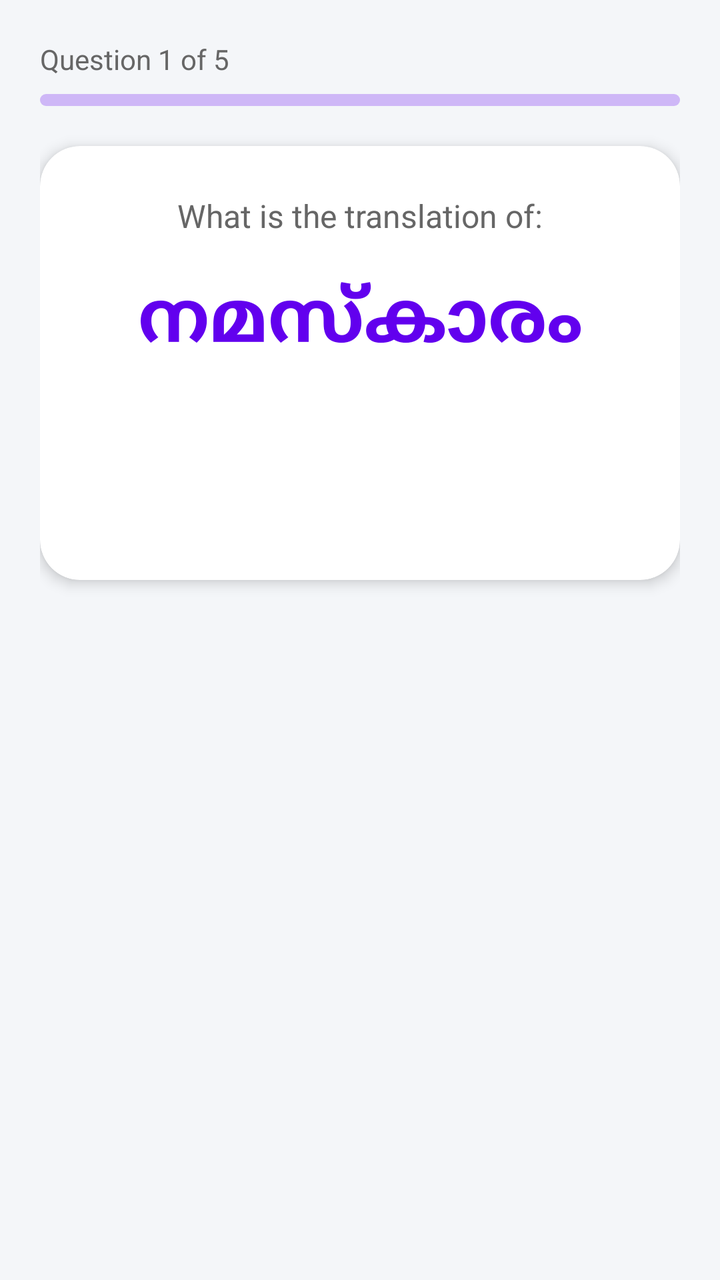
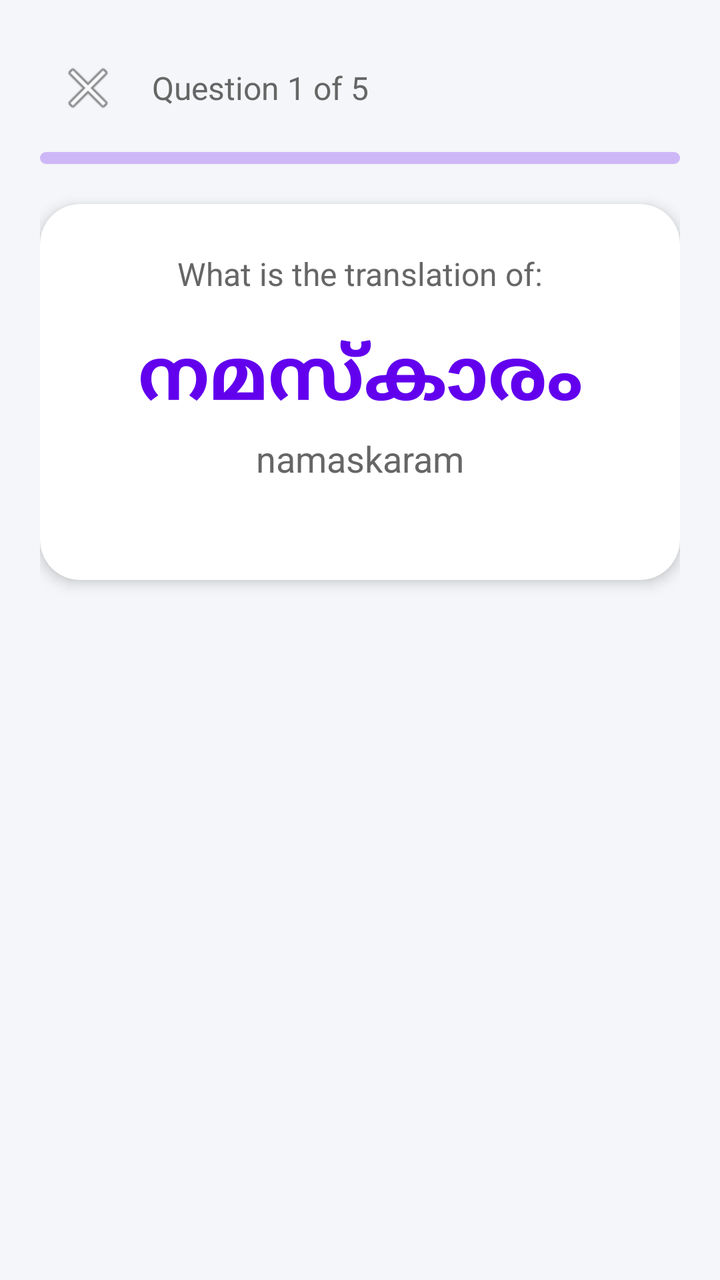

Screens rendered from an Android XML layout before and after an edit, with the pre-edit source and the edit as a unified diff.
<!-- AndroidManifest.xml: application theme Theme.MalayalamLearningApp -->
<!-- res/layout/fragment_quiz.xml -->
<?xml version="1.0" encoding="utf-8"?>
<androidx.constraintlayout.widget.ConstraintLayout 
    xmlns:android="http://schemas.android.com/apk/res/android"
    xmlns:app="http://schemas.android.com/apk/res-auto"
    xmlns:tools="http://schemas.android.com/tools"
    android:layout_width="match_parent"
    android:layout_height="match_parent"
    android:padding="20dp">

    
    <TextView
        android:id="@+id/tv_quiz_progress"
        android:layout_width="wrap_content"
        android:layout_height="wrap_content"
        android:text="Question 1 of 5"
        android:textSize="14sp"
        android:textColor="@color/text_secondary"
        app:layout_constraintTop_toTopOf="parent"
        app:layout_constraintStart_toStartOf="parent" />

    <com.google.android.material.progressindicator.LinearProgressIndicator
        android:id="@+id/pb_quiz"
        android:layout_width="0dp"
        android:layout_height="wrap_content"
        android:layout_marginTop="8dp"
        app:trackCornerRadius="4dp"
        app:trackThickness="6dp"
        app:layout_constraintTop_toBottomOf="@id/tv_quiz_progress"
        app:layout_constraintStart_toStartOf="parent"
        app:layout_constraintEnd_toEndOf="parent" />

    
    <com.google.android.material.card.MaterialCardView
        android:id="@+id/card_question"
        android:layout_width="0dp"
        android:layout_height="0dp"
        android:layout_marginTop="20dp"
        app:cardCornerRadius="20dp"
        app:cardElevation="4dp"
        app:strokeWidth="0dp"
        app:layout_constraintTop_toBottomOf="@id/pb_quiz"
        app:layout_constraintBottom_toTopOf="@id/guideline_options"
        app:layout_constraintStart_toStartOf="parent"
        app:layout_constraintEnd_toEndOf="parent">

        <androidx.constraintlayout.widget.ConstraintLayout
            android:layout_width="match_parent"
            android:layout_height="match_parent"
            android:padding="24dp">

            
            <TextView
                android:id="@+id/tv_question_text"
                android:layout_width="wrap_content"
                android:layout_height="wrap_content"
                android:text="What is the translation of:"
                android:textSize="16sp"
                android:textColor="@color/text_secondary"
                app:layout_constraintTop_toTopOf="parent"
                app:layout_constraintStart_toStartOf="parent"
                app:layout_constraintEnd_toEndOf="parent" />

            <TextView
                android:id="@+id/tv_target_word"
                android:layout_width="wrap_content"
                android:layout_height="wrap_content"
                android:layout_marginTop="16dp"
                android:text="നമസ്കാരം"
                android:textSize="36sp"
                android:textStyle="bold"
                android:textColor="@color/purple_500"
                app:layout_constraintTop_toBottomOf="@id/tv_question_text"
                app:layout_constraintStart_toStartOf="parent"
                app:layout_constraintEnd_toEndOf="parent" />

            
            <com.google.android.material.button.MaterialButton
                android:id="@+id/btn_play_audio"
                style="@style/Widget.MaterialComponents.Button.Icon"
                android:layout_width="88dp"
                android:layout_height="88dp"
                android:visibility="gone"
                app:icon="@android:drawable/ic_btn_speak_now"
                app:iconSize="48dp"
                app:iconGravity="textStart"
                app:iconPadding="0dp"
                app:cornerRadius="44dp"
                app:layout_constraintTop_toBottomOf="@id/tv_question_text"
                app:layout_constraintBottom_toBottomOf="parent"
                app:layout_constraintStart_toStartOf="parent"
                app:layout_constraintEnd_toEndOf="parent" />

            
            <LinearLayout
                android:id="@+id/layout_speak_controls"
                android:layout_width="wrap_content"
                android:layout_height="wrap_content"
                android:orientation="vertical"
                android:gravity="center"
                android:visibility="gone"
                app:layout_constraintTop_toBottomOf="@id/tv_target_word"
                app:layout_constraintBottom_toBottomOf="parent"
                app:layout_constraintStart_toStartOf="parent"
                app:layout_constraintEnd_toEndOf="parent">

                <TextView
                    android:id="@+id/tv_speak_hint"
                    android:layout_width="wrap_content"
                    android:layout_height="wrap_content"
                    android:text="Tap mic and speak now"
                    android:textSize="14sp"
                    android:textColor="@color/text_secondary" />

                <com.google.android.material.floatingactionbutton.FloatingActionButton
                    android:id="@+id/fab_record"
                    android:layout_width="wrap_content"
                    android:layout_height="wrap_content"
                    android:layout_marginTop="16dp"
                    app:backgroundTint="@color/purple_500"
                    app:tint="@color/white"
                    app:srcCompat="@android:drawable/presence_audio_online"
                    app:fabSize="normal" />
            </LinearLayout>

        </androidx.constraintlayout.widget.ConstraintLayout>
    </com.google.android.material.card.MaterialCardView>

    <androidx.constraintlayout.widget.Guideline
        android:id="@+id/guideline_options"
        android:layout_width="wrap_content"
        android:layout_height="wrap_content"
        android:orientation="horizontal"
        app:layout_constraintGuide_percent="0.45" />

    
    <androidx.recyclerview.widget.RecyclerView
        android:id="@+id/rv_options"
        android:layout_width="0dp"
        android:layout_height="0dp"
        android:layout_marginTop="16dp"
        app:layout_constraintTop_toBottomOf="@id/guideline_options"
        app:layout_constraintBottom_toTopOf="@id/card_feedback"
        app:layout_constraintStart_toStartOf="parent"
        app:layout_constraintEnd_toEndOf="parent"
        tools:listitem="@layout/item_quiz_option" />

    
    <com.google.android.material.card.MaterialCardView
        android:id="@+id/card_feedback"
        android:layout_width="0dp"
        android:layout_height="wrap_content"
        android:visibility="gone"
        app:cardCornerRadius="16dp"
        app:cardElevation="8dp"
        app:strokeWidth="0dp"
        app:layout_constraintBottom_toBottomOf="parent"
        app:layout_constraintStart_toStartOf="parent"
        app:layout_constraintEnd_toEndOf="parent">

        <LinearLayout
            android:id="@+id/layout_feedback_bg"
            android:layout_width="match_parent"
            android:layout_height="wrap_content"
            android:orientation="vertical"
            android:padding="16dp"
            android:background="#E8F5E9"> 

            <TextView
                android:id="@+id/tv_feedback_title"
                android:layout_width="wrap_content"
                android:layout_height="wrap_content"
                android:text="Correct Answer!"
                android:textSize="18sp"
                android:textStyle="bold"
                android:textColor="#2E7D32" />

            <TextView
                android:id="@+id/tv_feedback_detail"
                android:layout_width="wrap_content"
                android:layout_height="wrap_content"
                android:layout_marginTop="4dp"
                android:text="നമസ്കാരം means Hello."
                android:textSize="14sp"
                android:textColor="#333333" />

            <com.google.android.material.button.MaterialButton
                android:id="@+id/btn_next_question"
                android:layout_width="match_parent"
                android:layout_height="48dp"
                android:layout_marginTop="12dp"
                android:text="Continue"
                android:backgroundTint="#2E7D32"
                app:cornerRadius="8dp" />
        </LinearLayout>
    </com.google.android.material.card.MaterialCardView>

</androidx.constraintlayout.widget.ConstraintLayout>
<!-- res/layout/item_quiz_option.xml (included above) -->
<?xml version="1.0" encoding="utf-8"?>
<com.google.android.material.card.MaterialCardView
    xmlns:android="http://schemas.android.com/apk/res/android"
    xmlns:app="http://schemas.android.com/apk/res-auto"
    android:id="@+id/card_option"
    android:layout_width="match_parent"
    android:layout_height="wrap_content"
    android:layout_marginVertical="6dp"
    app:cardCornerRadius="12dp"
    app:cardElevation="2dp"
    app:strokeWidth="1dp"
    app:strokeColor="#E0E0E0">

    <TextView
        android:id="@+id/tv_option_text"
        android:layout_width="match_parent"
        android:layout_height="wrap_content"
        android:padding="16dp"
        android:textSize="16sp"
        android:textColor="@color/text_primary"
        android:gravity="center_vertical" />

</com.google.android.material.card.MaterialCardView>
<!-- resources referenced by this layout -->
<resources>
  <color name="purple_500">#6200EE</color>
  <color name="text_primary">#1A1A1A</color>
  <color name="text_secondary">#666666</color>
  <color name="white">#FFFFFFFF</color>
  <style name="Theme.MalayalamLearningApp" parent="Theme.MaterialComponents.DayNight.NoActionBar">
          
          <item name="colorPrimary">@color/purple_500</item>
          <item name="colorPrimaryVariant">@color/purple_700</item>
          <item name="colorOnPrimary">@color/white</item>
          
          
          <item name="colorSecondary">@color/teal_200</item>
          <item name="colorSecondaryVariant">@color/teal_700</item>
          <item name="colorOnSecondary">@color/black</item>
          
          
          <item name="android:windowBackground">@color/background_soft</item>
          <item name="android:colorBackground">@color/background_soft</item>
          <item name="colorSurface">@color/card_bg</item>
          <item name="colorOnBackground">@color/text_primary</item>
          <item name="colorOnSurface">@color/text_primary</item>
          
          
          <item name="android:textColorPrimary">@color/text_primary</item>
          <item name="android:textColorSecondary">@color/text_secondary</item>
      </style>
  <color name="purple_700">#3700B3</color>
  <color name="teal_200">#03DAC6</color>
  <color name="teal_700">#018786</color>
  <color name="black">#FF000000</color>
  <color name="background_soft">#F4F6F9</color>
  <color name="card_bg">#FFFFFF</color>
</resources>

<!-- the commit's change to res/layout/fragment_quiz.xml (unified diff, before → after) -->
@@ -8,15 +8,33 @@
     android:padding="20dp">
 
     
-    <TextView
-        android:id="@+id/tv_quiz_progress"
-        android:layout_width="wrap_content"
-        android:layout_height="wrap_content"
-        android:text="Question 1 of 5"
-        android:textSize="14sp"
-        android:textColor="@color/text_secondary"
+    <LinearLayout
+        android:layout_width="match_parent"
+        android:layout_height="wrap_content"
+        android:orientation="horizontal"
+        android:gravity="center_vertical"
+        android:id="@+id/layout_header"
         app:layout_constraintTop_toTopOf="parent"
-        app:layout_constraintStart_toStartOf="parent" />
+        app:layout_constraintStart_toStartOf="parent">
+
+        <ImageButton
+            android:id="@+id/btn_close_quiz"
+            android:layout_width="48dp"
+            android:layout_height="48dp"
+            android:background="?attr/selectableItemBackgroundBorderless"
+            android:src="@android:drawable/ic_menu_close_clear_cancel"
+            android:contentDescription="Close Quiz" />
+
+        
+        <TextView
+            android:id="@+id/tv_quiz_progress"
+            android:layout_width="wrap_content"
+            android:layout_height="wrap_content"
+            android:text="Question 1 of 5"
+            android:textSize="16sp"
+            android:textColor="@color/text_secondary"
+            android:layout_marginStart="8dp" />
+    </LinearLayout>
 
     <com.google.android.material.progressindicator.LinearProgressIndicator
         android:id="@+id/pb_quiz"
@@ -25,7 +43,7 @@
         android:layout_marginTop="8dp"
         app:trackCornerRadius="4dp"
         app:trackThickness="6dp"
-        app:layout_constraintTop_toBottomOf="@id/tv_quiz_progress"
+        app:layout_constraintTop_toBottomOf="@id/layout_header"
         app:layout_constraintStart_toStartOf="parent"
         app:layout_constraintEnd_toEndOf="parent" />
 
@@ -70,6 +88,18 @@
                 android:textStyle="bold"
                 android:textColor="@color/purple_500"
                 app:layout_constraintTop_toBottomOf="@id/tv_question_text"
+                app:layout_constraintStart_toStartOf="parent"
+                app:layout_constraintEnd_toEndOf="parent" />
+
+            <TextView
+                android:id="@+id/tv_target_word_phonetic"
+                android:layout_width="wrap_content"
+                android:layout_height="wrap_content"
+                android:layout_marginTop="4dp"
+                android:text="namaskaram"
+                android:textSize="18sp"
+                android:textColor="@color/text_secondary"
+                app:layout_constraintTop_toBottomOf="@id/tv_target_word"
                 app:layout_constraintStart_toStartOf="parent"
                 app:layout_constraintEnd_toEndOf="parent" />
 
@@ -98,7 +128,7 @@
                 android:orientation="vertical"
                 android:gravity="center"
                 android:visibility="gone"
-                app:layout_constraintTop_toBottomOf="@id/tv_target_word"
+                app:layout_constraintTop_toBottomOf="@id/tv_target_word_phonetic"
                 app:layout_constraintBottom_toBottomOf="parent"
                 app:layout_constraintStart_toStartOf="parent"
                 app:layout_constraintEnd_toEndOf="parent">
